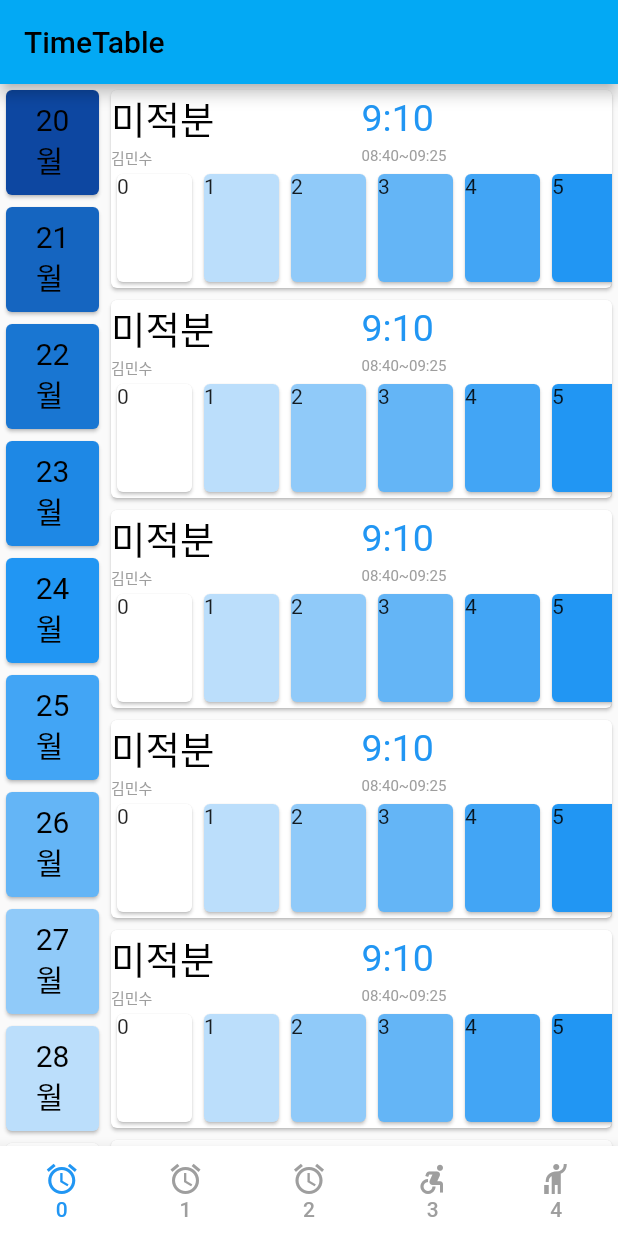
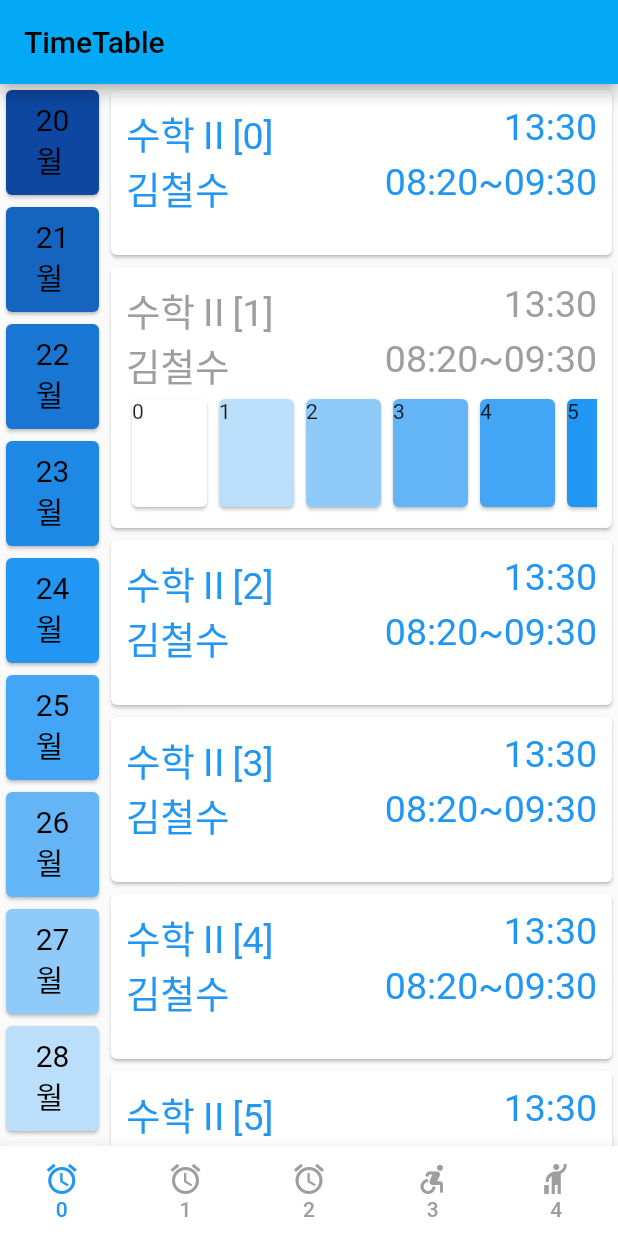
Before and after one commit to rooky0509/ontime, a Flutter app: the screen it shows after launch, on a phone screen of 412 x 824 dp. Run offline on Flutter 3.47's test engine with Material 2 defaults, Android fonts, the phone set to English and light mode, and no system bars.

Commit message:
timetable-active값 적용+ 디자인수정

```diff
--- a/lib/TimeTable.dart
+++ b/lib/TimeTable.dart
@@ -7,58 +7,95 @@ class TimeTable extends StatefulWidget{
 }
 
 class _TimeTableState extends State<TimeTable>{
-  @override
-  Widget build(BuildContext context) {
 
+  Widget CardView(int index, bool active){ //, {int indexTab = i++}
+    //                                      True   :     false
+    Color background = active ? Colors.grey : Colors.grey;
+    Color title_color = active ? Colors.grey : Colors.blue;
+    Color time_color = active ? Colors.grey : Colors.blue;
+    Color border_color = active ? Colors.grey : Colors.blue;
 
-
-    return Scaffold(
-      appBar: AppBar(
-        title: Text('TimeTable'),
+    return Card(
+      child: Container(
+        margin: EdgeInsets.all(10),
+        child: Column(
+          children: <Widget>[
+            Table(
+              border: TableBorder.all(style: BorderStyle.none),
+              children: [
+                TableRow(children: [
+                  Text("수학Ⅱ[$index]",style: TextStyle(fontSize: 25, color: title_color),textAlign: TextAlign.start),
+                  Text("13:30",style: TextStyle(fontSize: 25, color: title_color),textAlign: TextAlign.end),
+                ]),
+                TableRow(children: [
+                  Text("김철수",style: TextStyle(fontSize: 25, color: border_color),textAlign: TextAlign.start),
+                  Text("08:20~09:30",style: TextStyle(fontSize: 25, color: border_color),textAlign: TextAlign.end),
+                ])
+              ],
             ),
-      body: Row(
+            active?ListView(
+              shrinkWrap: true,
               children: <Widget>[
                 Container(
-            width: 70,
-            //height: 70, -> 리스트뷰 전체의 길이 조절
+                  height: 80.0,
                   child: ListView(
-              scrollDirection: Axis.vertical,
-              children: List.generate(10, (int index) {
+                    scrollDirection: Axis.horizontal,
+                    children: List.generate(100, (int index) {
                       return Card(
-
-                  color: Colors.blue[((index-9*2).abs()-9).abs() * 100],
+                        color: Colors.blue[index * 100],
                         child: Container(
-                    //width: 100.0, -> 상관없음
-                    height: 70.0,
-                    child : Center(
-                      child: Text("${index+20}\n월",style: TextStyle(fontSize: 20, color: Colors.black)),
-                    )
-                  )
+                          width: 50.0,
+                          height: 50.0,
+                          child: Text("$index"),
+                        ),
                       );
                     }),
                   ),
                 ),
-          Expanded(
-            flex: 1,
+              ],
+            ):Text("")
+          ],
+        )
+      ),
+    );
+/*
+ListView(
+                shrinkWrap: true,
+                children: <Widget>[
+                  Container(
+                    height: 80.0,
                     child: ListView(
-              scrollDirection: Axis.vertical,
-              children: List.generate(50, (int index) {
+                      scrollDirection: Axis.horizontal,
+                      children: List.generate(100, (int index) {
                         return Card(
+                          color: Colors.blue[index * 100],
+                          child: Container(
+                            width: 50.0,
+                            height: 50.0,
+                            child: Text("$index"),
+                          ),
+                        );
+                      }),
+                    ),
+                  ),
+                ],
+              )
+
+
+*/
       //color: Colors.blue[((index-9*2).abs()-9).abs() * 100],
+      /*
       child: Column(
         mainAxisAlignment: MainAxisAlignment.end,
         crossAxisAlignment: CrossAxisAlignment.start,
 
         children: <Widget>[
-
-
           Row(
             children: [
-                          Expanded(child: Text("미적분",style: TextStyle(fontSize: 25, color: Colors.black))),
+              Expanded(child: Text("미적분",style: TextStyle(fontSize: 25, color: title_color))),
               Expanded(child: Text("9:10",style: TextStyle(fontSize: 25, color: Colors.blue))) //Colors.blue <-> Colors.grey
             ],
           ),
-
           Row(
             children: [
               Expanded(child: Text("김민수",style: TextStyle(fontSize: 10, color: Colors.grey))),
@@ -106,7 +143,45 @@ class _TimeTableState extends State<TimeTable>{
 
         ],
       )
+    */
+
+  }
+
+
+  @override
+  Widget build(BuildContext context) {
+    return Scaffold(
+      appBar: AppBar(
+        title: Text('TimeTable'),
+      ),
+      body: Row(
+        children: <Widget>[
+          Container(
+            width: 70,
+            //height: 70, -> 리스트뷰 전체의 길이 조절
+            child: ListView(
+              scrollDirection: Axis.vertical,
+              children: List.generate(10, (int index) {
+                return Card(
+
+                  color: Colors.blue[((index-9*2).abs()-9).abs() * 100],
+                  child: Container(
+                    //width: 100.0, -> 상관없음
+                    height: 70.0,
+                    child : Center(
+                      child: Text("${index+20}\n월",style: TextStyle(fontSize: 20, color: Colors.black)),
+                    )
+                  )
                 );
+              }),
+            ),
+          ),
+          Expanded(
+            flex: 1,
+            child: ListView(
+              scrollDirection: Axis.vertical,
+              children: List.generate(30, (int index) {
+                return CardView(index, index%20==1);
               }),
             ),
           ),
--- a/lib/home.dart
+++ b/lib/home.dart
@@ -120,7 +120,8 @@ Alignment : http://daplus.net/flutter-flutter%EB%8A%94-%EB%91%90-%ED%95%AD%EB%AA
   ㄴ 정렬방법
     -> crossAxisAlignment : 가로
     -> mainAxisAlignment : 세로
-
+Table : https://www.tutorialkart.com/flutter/flutter-table/
+  ㄴ 격자로 정렬
 
 
 /*
```
Lines whose indentation alone changed are shown as unchanged.
